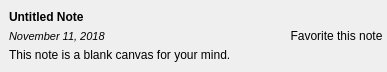
Old version of the form ui/notelistitem.ui in the repository Open-App-Library/Vibrato-Notes-Desktop.
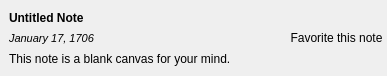
New version of the form. Icons and pictures are not drawn.

The edit to the form file:
```diff
--- a/ui/notelistitem.ui
+++ b/ui/notelistitem.ui
@@ -7,7 +7,7 @@
     <x>0</x>
     <y>0</y>
     <width>387</width>
-    <height>72</height>
+    <height>76</height>
    </rect>
   </property>
   <property name="maximumSize">
@@ -106,7 +106,7 @@
            </font>
           </property>
           <property name="text">
-           <string>November 11, 2018</string>
+           <string>January 17, 1706</string>
           </property>
          </widget>
         </item>
```
